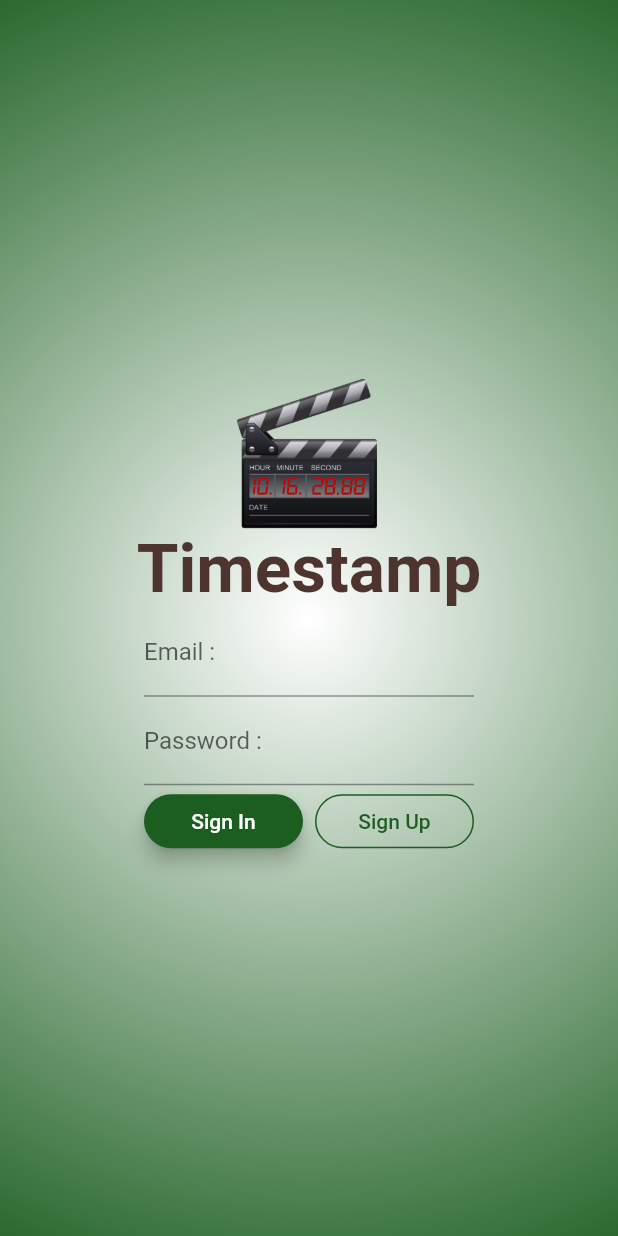
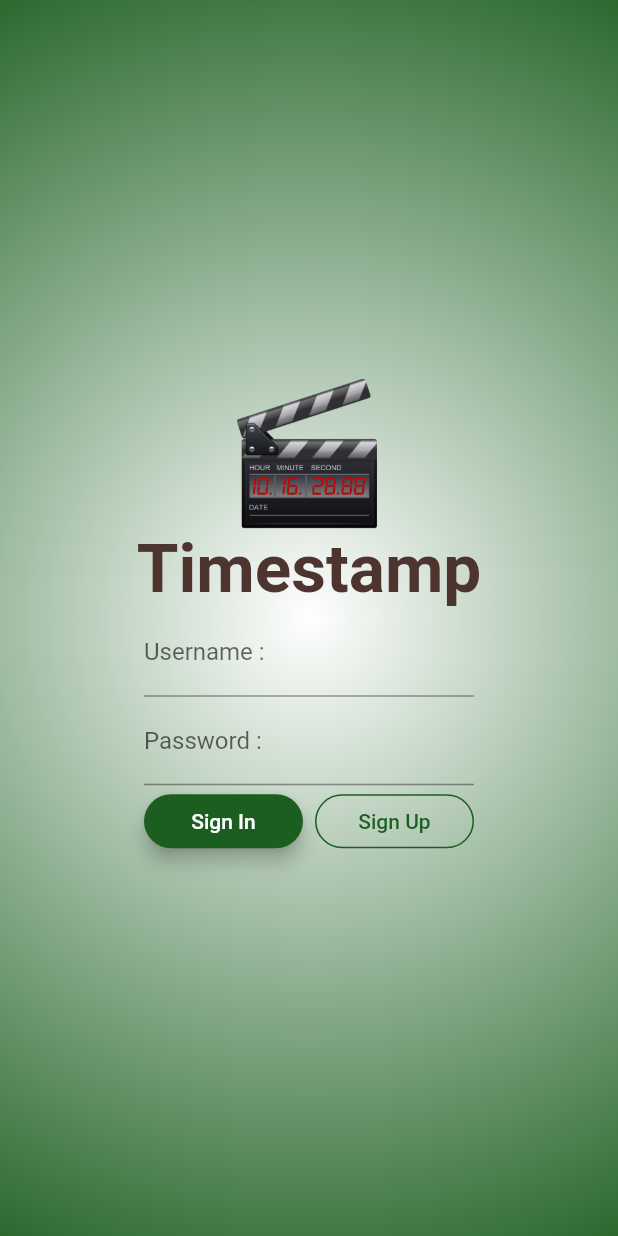
Before and after one commit to jakapun/timestamp, a Flutter app: the screen it shows after launch, on a phone screen of 412 x 824 dp. Run offline on Flutter 3.47's test engine with Material 2 defaults, Android fonts, the phone set to English and light mode, and no system bars; our stand-ins replace image_picker, location, shared_preferences; missing offline and left inert: barcode_scan; Roboto replaces fonts that are missing (PermanentMarker).

Commit message:
edit ui authen.dart

```diff
--- a/lib/screens/authen.dart
+++ b/lib/screens/authen.dart
@@ -214,8 +214,8 @@ class _AuthenState extends State<Authen> {
       child: TextFormField(
         keyboardType: TextInputType.emailAddress,
         decoration: InputDecoration(
-          labelText: 'Email :',
-          hintText: 'you@email.com',
+          labelText: 'Username :',
+          hintText: 'TOT Employee Id',
         ),
         onSaved: (String value) {
           emailString = value;
```
